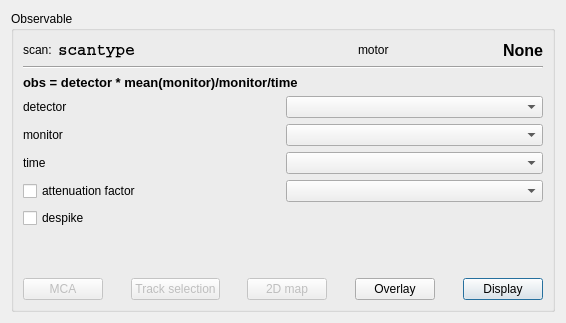
syncope/iint-gui, file iintgui/ui/iintobservable.ui: the form before one commit.
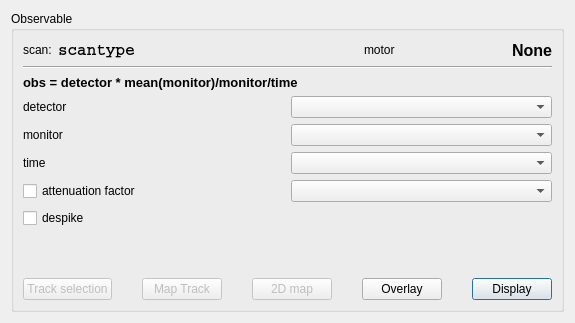
The form after the commit.

Commit message: + implement issue #48  -- free mapping all tracked data ++ contains several additions: ui files, dialogs, functions, buttons

```diff
--- a/iintgui/ui/iintobservable.ui
+++ b/iintgui/ui/iintobservable.ui
@@ -6,7 +6,7 @@
    <rect>
     <x>0</x>
     <y>0</y>
-    <width>566</width>
+    <width>575</width>
     <height>323</height>
    </rect>
   </property>
@@ -625,29 +625,6 @@
         </item>
         <item>
          <layout class="QHBoxLayout" name="horizontalLayout">
-          <item>
-           <widget class="QPushButton" name="showMCA">
-            <property name="enabled">
-             <bool>false</bool>
-            </property>
-            <property name="text">
-             <string>MCA</string>
-            </property>
-           </widget>
-          </item>
-          <item>
-           <spacer name="horizontalSpacer_6">
-            <property name="orientation">
-             <enum>Qt::Horizontal</enum>
-            </property>
-            <property name="sizeHint" stdset="0">
-             <size>
-              <width>40</width>
-              <height>20</height>
-             </size>
-            </property>
-           </spacer>
-          </item>
           <item>
            <widget class="QPushButton" name="trackData">
             <property name="enabled">
@@ -658,6 +635,29 @@
             </property>
            </widget>
           </item>
+          <item>
+           <spacer name="horizontalSpacer_6">
+            <property name="orientation">
+             <enum>Qt::Horizontal</enum>
+            </property>
+            <property name="sizeHint" stdset="0">
+             <size>
+              <width>40</width>
+              <height>20</height>
+             </size>
+            </property>
+           </spacer>
+          </item>
+          <item>
+           <widget class="QPushButton" name="maptracks">
+            <property name="enabled">
+             <bool>false</bool>
+            </property>
+            <property name="text">
+             <string>Map Track</string>
+            </property>
+           </widget>
+          </item>
           <item>
            <spacer name="horizontalSpacer">
             <property name="orientation">
```
The commit also changes 7 other files.
